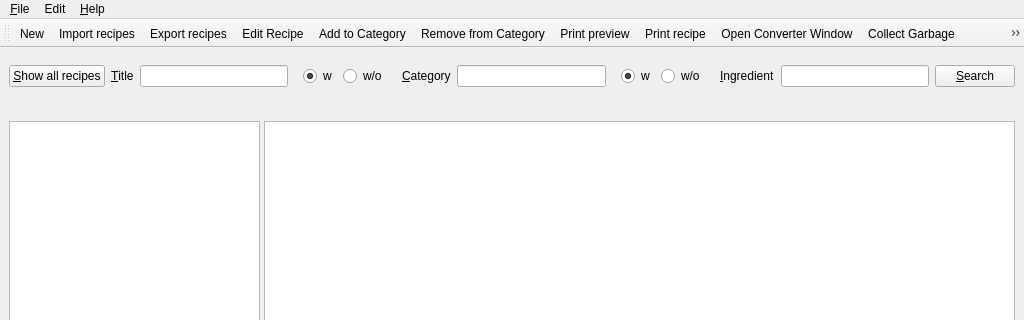
First picture: the form in anymeal/main_window.ui, repository wedesoft/anymeal, before the edit; both pictures show x 0 to 1024 and y 0 to 320 of the 1024 by 768 pixel window.
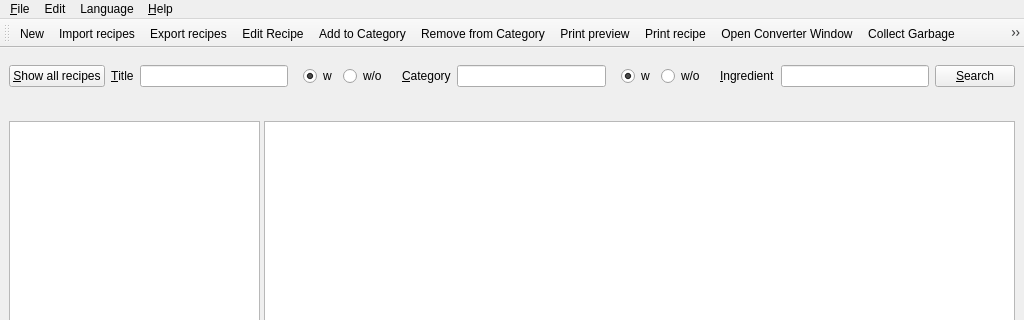
Second picture: the form after the edit. Icons and pictures are not drawn.

Commit message: Make language switchable

Patch:
```diff
--- a/anymeal/main_window.ui
+++ b/anymeal/main_window.ui
@@ -236,8 +236,20 @@
     <addaction name="action_deduplicate"/>
     <addaction name="action_collect_garbage"/>
    </widget>
+   <widget class="QMenu" name="menuView">
+    <property name="title">
+     <string>Language</string>
+    </property>
+    <addaction name="action_lang_en"/>
+    <addaction name="action_lang_de"/>
+    <addaction name="action_lang_fr"/>
+    <addaction name="action_lang_it"/>
+    <addaction name="action_lang_nl"/>
+    <addaction name="action_lang_sl"/>
+   </widget>
    <addaction name="menu_file"/>
    <addaction name="menuEdit"/>
+   <addaction name="menuView"/>
    <addaction name="menuHelp"/>
   </widget>
   <widget class="QStatusBar" name="statusbar"/>
```
Left out of the diff: 54 changed lines with no effect on the pictures. The commit also changes 15 other files.
